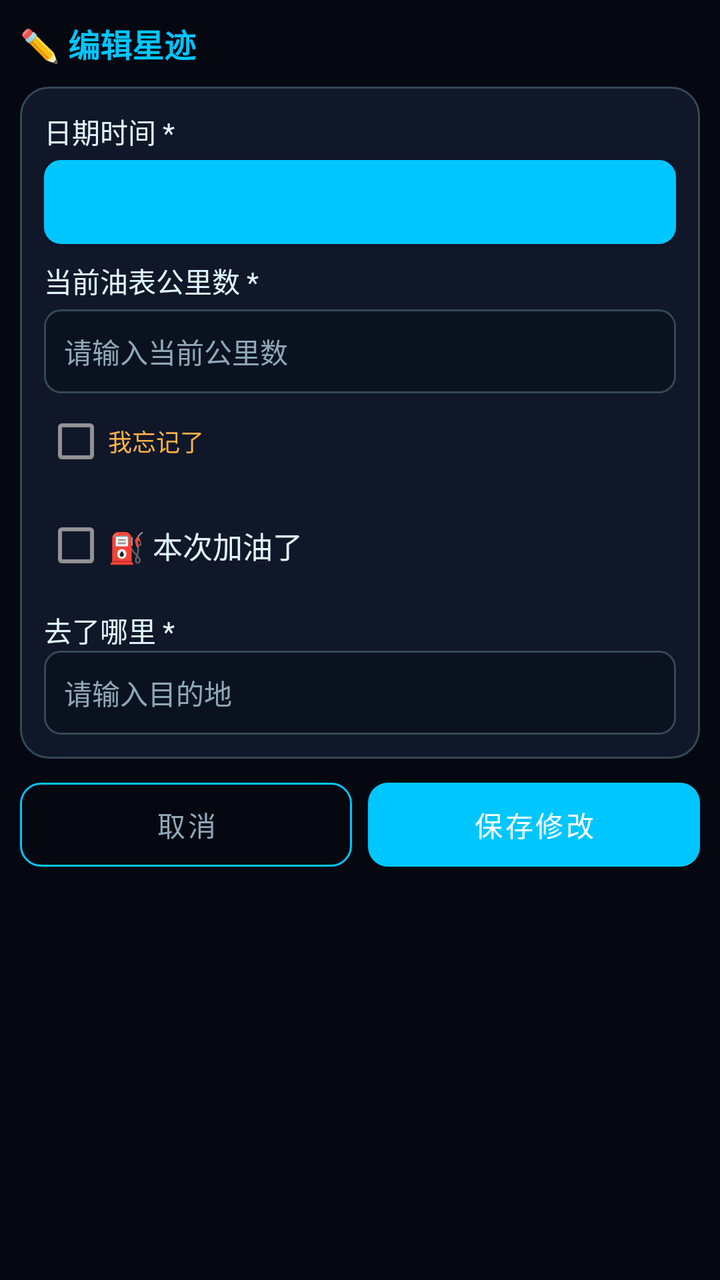
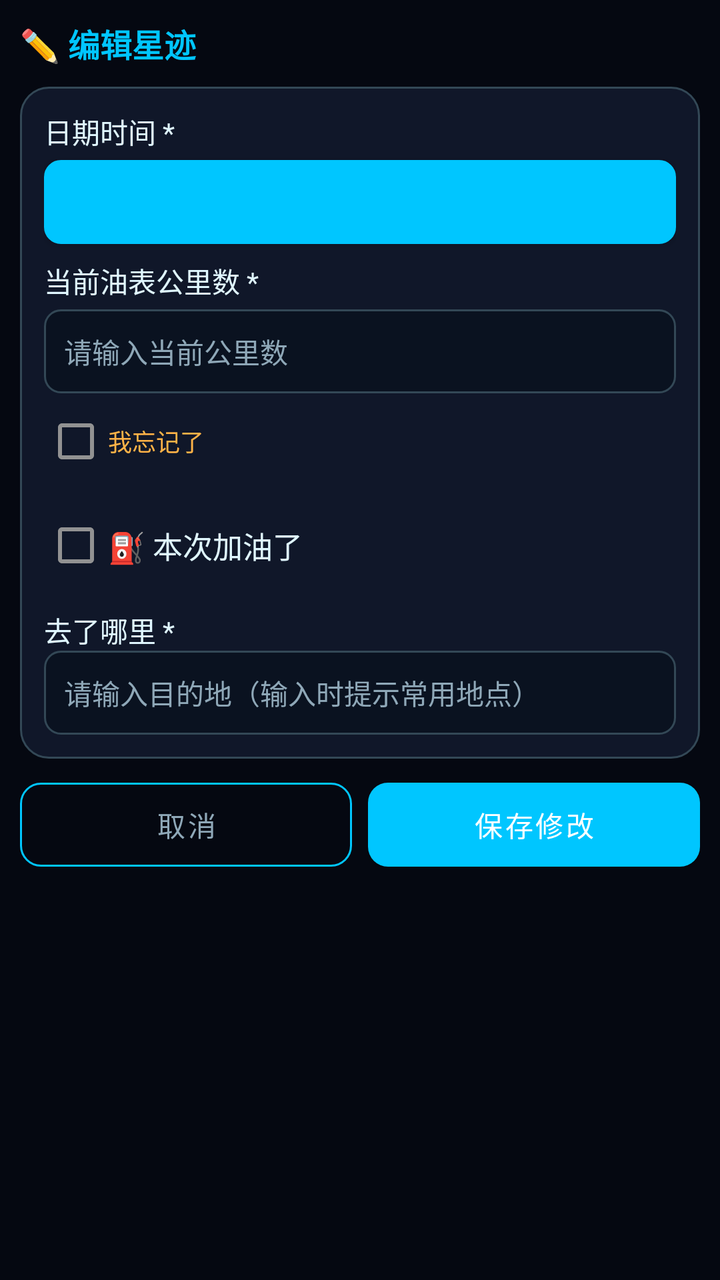

The first picture is an Android layout as it rendered before a commit; the second is the same layout after the commit. The layout source and the unified diff follow.
<!-- AndroidManifest.xml: application theme Theme.YouJiStarMap -->
<!-- res/layout/activity_edit_record.xml -->
<?xml version="1.0" encoding="utf-8"?>
<ScrollView xmlns:android="http://schemas.android.com/apk/res/android"
    android:layout_width="match_parent"
    android:layout_height="match_parent"
    android:fillViewport="true">

    <LinearLayout
        android:layout_width="match_parent"
        android:layout_height="wrap_content"
        android:orientation="vertical"
        android:padding="10dp">

        <TextView style="@style/CardTitle" android:text="✏️ 编辑星迹" />

        <LinearLayout android:layout_width="match_parent" android:layout_height="wrap_content" android:layout_marginTop="10dp" android:background="@drawable/bg_card" android:orientation="vertical">

            <TextView style="@style/LabelText" android:text="日期时间 *" />
            <Button android:id="@+id/editDateBtn" android:layout_width="match_parent" android:layout_height="42dp" android:layout_marginTop="4dp" android:background="@drawable/bg_field" android:gravity="start|center_vertical" android:paddingStart="12dp" android:textColor="@color/light" android:textSize="14sp" />

            <TextView style="@style/LabelText" android:layout_marginTop="8dp" android:text="当前油表公里数 *" />
            <EditText android:id="@+id/editMileageInput" android:layout_width="match_parent" android:layout_height="42dp" android:layout_marginTop="4dp" android:background="@drawable/bg_field" android:hint="请输入当前公里数" android:inputType="number" android:paddingStart="10dp" android:textColor="@color/light" android:textColorHint="@color/muted" android:textSize="14sp" />
            <CheckBox android:id="@+id/editForgotMileageCheck" android:layout_width="wrap_content" android:layout_height="wrap_content" android:text="我忘记了" android:textColor="@color/average" android:textSize="12sp" />
            <TextView android:id="@+id/editMileageError" android:layout_width="match_parent" android:layout_height="wrap_content" android:textColor="@color/poor" android:textSize="12sp" android:visibility="gone" />

            <CheckBox android:id="@+id/editRefuelCheck" android:layout_width="wrap_content" android:layout_height="wrap_content" android:layout_marginTop="4dp" android:text="⛽ 本次加油了" android:textColor="@color/light" android:textSize="15sp" />

            <LinearLayout android:id="@+id/editFuelDetailsLayout" android:layout_width="match_parent" android:layout_height="wrap_content" android:layout_marginTop="6dp" android:background="@drawable/bg_field" android:orientation="vertical" android:padding="10dp" android:visibility="gone">

                <TextView style="@style/LabelText" android:text="加油站名称 *" />
                <EditText android:id="@+id/editGasStationInput" android:layout_width="match_parent" android:layout_height="40dp" android:background="@drawable/bg_field" android:hint="请输入加油站名称" android:inputType="text" android:paddingStart="10dp" android:textColor="@color/light" android:textColorHint="@color/muted" android:textSize="14sp" />
                <CheckBox android:id="@+id/editForgotGasStationCheck" android:layout_width="wrap_content" android:layout_height="wrap_content" android:text="我忘记了" android:textColor="@color/average" android:textSize="12sp" />
                <TextView android:id="@+id/editGasStationError" android:layout_width="match_parent" android:layout_height="wrap_content" android:text="请填写加油站名称" android:textColor="@color/poor" android:textSize="12sp" android:visibility="gone" />

                <TextView style="@style/LabelText" android:layout_marginTop="6dp" android:text="加油量（升）*" />
                <EditText android:id="@+id/editFuelLitersInput" android:layout_width="match_parent" android:layout_height="40dp" android:background="@drawable/bg_field" android:hint="请输入加油量" android:inputType="numberDecimal" android:paddingStart="10dp" android:textColor="@color/light" android:textColorHint="@color/muted" android:textSize="14sp" />
                <CheckBox android:id="@+id/editForgotFuelLitersCheck" android:layout_width="wrap_content" android:layout_height="wrap_content" android:text="我忘记了" android:textColor="@color/average" android:textSize="12sp" />
                <TextView android:id="@+id/editFuelLitersError" android:layout_width="match_parent" android:layout_height="wrap_content" android:text="请填写加油量" android:textColor="@color/poor" android:textSize="12sp" android:visibility="gone" />

                <TextView style="@style/LabelText" android:layout_marginTop="6dp" android:text="加油金额（元）*" />
                <EditText android:id="@+id/editFuelCostInput" android:layout_width="match_parent" android:layout_height="40dp" android:background="@drawable/bg_field" android:hint="请输入加油金额" android:inputType="numberDecimal" android:paddingStart="10dp" android:textColor="@color/light" android:textColorHint="@color/muted" android:textSize="14sp" />
                <CheckBox android:id="@+id/editForgotFuelCostCheck" android:layout_width="wrap_content" android:layout_height="wrap_content" android:text="我忘记了" android:textColor="@color/average" android:textSize="12sp" />
                <TextView android:id="@+id/editFuelCostError" android:layout_width="match_parent" android:layout_height="wrap_content" android:text="请填写加油金额" android:textColor="@color/poor" android:textSize="12sp" android:visibility="gone" />

                <TextView style="@style/LabelText" android:layout_marginTop="6dp" android:text="油品类型 *" />
                <Spinner android:id="@+id/editFuelTypeSpinner" android:layout_width="match_parent" android:layout_height="42dp" android:background="@drawable/bg_field" android:entries="@array/fuel_types" android:spinnerMode="dialog" />
                <CheckBox android:id="@+id/editForgotFuelTypeCheck" android:layout_width="wrap_content" android:layout_height="wrap_content" android:text="我忘记了" android:textColor="@color/average" android:textSize="12sp" />
                <TextView android:id="@+id/editFuelTypeError" android:layout_width="match_parent" android:layout_height="wrap_content" android:text="请选择油品类型" android:textColor="@color/poor" android:textSize="12sp" android:visibility="gone" />

                <TextView style="@style/LabelText" android:layout_marginTop="6dp" android:text="油箱状态" />
                <RadioGroup android:id="@+id/editTankStatusGroup" android:layout_width="match_parent" android:layout_height="wrap_content" android:orientation="horizontal">
                    <RadioButton android:id="@+id/editTankFullRadio" android:layout_width="0dp" android:layout_height="wrap_content" android:layout_weight="1" android:checked="true" android:text="加满" android:textColor="@color/light" android:textSize="13sp" />
                    <RadioButton android:id="@+id/editTankPartialRadio" android:layout_width="0dp" android:layout_height="wrap_content" android:layout_weight="1" android:text="部分加油" android:textColor="@color/light" android:textSize="13sp" />
                </RadioGroup>
            </LinearLayout>

            <TextView style="@style/LabelText" android:layout_marginTop="8dp" android:text="去了哪里 *" />
            <EditText android:id="@+id/editDestinationInput" android:layout_width="match_parent" android:layout_height="42dp" android:background="@drawable/bg_field" android:hint="请输入目的地" android:inputType="text" android:paddingStart="10dp" android:textColor="@color/light" android:textColorHint="@color/muted" android:textSize="14sp" />
            <TextView android:id="@+id/editDestinationError" android:layout_width="match_parent" android:layout_height="wrap_content" android:text="请填写目的地" android:textColor="@color/poor" android:textSize="12sp" android:visibility="gone" />
        </LinearLayout>

        <LinearLayout android:layout_width="match_parent" android:layout_height="wrap_content" android:layout_marginTop="12dp" android:orientation="horizontal">
            <Button android:id="@+id/cancelEditBtn" android:layout_width="0dp" android:layout_height="42dp" android:layout_weight="1" android:background="@drawable/bg_button_ghost" android:text="取消" android:textColor="@color/muted" android:textSize="14sp" />
            <Button android:id="@+id/saveEditBtn" android:layout_width="0dp" android:layout_height="42dp" android:layout_marginStart="8dp" android:layout_weight="1" android:background="@drawable/bg_button_primary" android:text="保存修改" android:textColor="@color/white" android:textSize="14sp" />
        </LinearLayout>
    </LinearLayout>
</ScrollView>
<!-- resources referenced by this layout -->
<resources>
  <string-array name="fuel_types">
          <item>请选择油品类型</item>
          <item>92号汽油</item>
          <item>95号汽油</item>
          <item>98号汽油</item>
          <item>0号柴油</item>
      </string-array>
  <color name="average">#FFB347</color>
  <color name="light">#E0F7FF</color>
  <color name="muted">#8FA8B8</color>
  <color name="poor">#FF3366</color>
  <color name="white">#FFFFFF</color>
  <!-- drawable bg_button_ghost (drawable) -->
  <?xml version="1.0" encoding="utf-8"?>
  <shape xmlns:android="http://schemas.android.com/apk/res/android" android:shape="rectangle">
      <solid android:color="@color/transparent" />
      <stroke android:width="1dp" android:color="@color/primary" />
      <corners android:radius="10dp" />
  </shape>
  <!-- drawable bg_button_primary (drawable) -->
  <?xml version="1.0" encoding="utf-8"?>
  <shape xmlns:android="http://schemas.android.com/apk/res/android" android:shape="rectangle">
      <gradient android:startColor="@color/secondary" android:endColor="@color/primary" android:angle="0" />
      <corners android:radius="10dp" />
  </shape>
  <!-- drawable bg_card (drawable) -->
  <?xml version="1.0" encoding="utf-8"?>
  <shape xmlns:android="http://schemas.android.com/apk/res/android" android:shape="rectangle">
      <solid android:color="@color/card_bg" />
      <stroke android:width="1dp" android:color="@color/card_border" />
      <corners android:radius="14dp" />
      <padding android:left="12dp" android:top="12dp" android:right="12dp" android:bottom="12dp" />
  </shape>
  <!-- drawable bg_field (drawable) -->
  <?xml version="1.0" encoding="utf-8"?>
  <shape xmlns:android="http://schemas.android.com/apk/res/android" android:shape="rectangle">
      <solid android:color="#0A1220" />
      <stroke android:width="1dp" android:color="@color/card_border" />
      <corners android:radius="8dp" />
      <padding android:left="10dp" android:top="8dp" android:right="10dp" android:bottom="8dp" />
  </shape>
  <style name="CardTitle">
          <item name="android:layout_width">wrap_content</item>
          <item name="android:layout_height">wrap_content</item>
          <item name="android:textColor">@color/primary</item>
          <item name="android:textSize">16sp</item>
          <item name="android:textStyle">bold</item>
      </style>
  <style name="LabelText">
          <item name="android:layout_width">wrap_content</item>
          <item name="android:layout_height">wrap_content</item>
          <item name="android:textColor">@color/light</item>
          <item name="android:textSize">14sp</item>
      </style>
  <style name="Theme.YouJiStarMap" parent="Theme.MaterialComponents.NoActionBar">
          <item name="colorPrimary">@color/primary</item>
          <item name="colorPrimaryDark">@color/darker</item>
          <item name="colorAccent">@color/accent</item>
          <item name="android:colorBackground">@color/darker</item>
          <item name="android:textColorPrimary">@color/light</item>
          <item name="android:textColorSecondary">@color/muted</item>
          <item name="android:windowBackground">@color/darker</item>
          <item name="android:statusBarColor">@color/darker</item>
          <item name="android:navigationBarColor">@color/darker</item>
          <item name="android:windowLightStatusBar">false</item>
          <item name="android:fontFamily">sans-serif</item>
      </style>
  <color name="transparent">#00000000</color>
  <color name="primary">#00C6FF</color>
  <color name="secondary">#0072FF</color>
  <color name="card_bg">#101729</color>
  <color name="card_border">#334856</color>
  <color name="darker">#050811</color>
  <color name="accent">#7E42FF</color>
</resources>

<!-- the commit's change to res/layout/activity_edit_record.xml (unified diff, before → after) -->
@@ -54,7 +54,7 @@
             </LinearLayout>
 
             <TextView style="@style/LabelText" android:layout_marginTop="8dp" android:text="去了哪里 *" />
-            <EditText android:id="@+id/editDestinationInput" android:layout_width="match_parent" android:layout_height="42dp" android:background="@drawable/bg_field" android:hint="请输入目的地" android:inputType="text" android:paddingStart="10dp" android:textColor="@color/light" android:textColorHint="@color/muted" android:textSize="14sp" />
+            <AutoCompleteTextView android:id="@+id/editDestinationInput" android:layout_width="match_parent" android:layout_height="42dp" android:background="@drawable/bg_field" android:hint="请输入目的地（输入时提示常用地点）" android:inputType="text" android:paddingStart="10dp" android:textColor="@color/light" android:textColorHint="@color/muted" android:textSize="14sp" android:completionThreshold="1" android:dropDownHeight="180dp" />
             <TextView android:id="@+id/editDestinationError" android:layout_width="match_parent" android:layout_height="wrap_content" android:text="请填写目的地" android:textColor="@color/poor" android:textSize="12sp" android:visibility="gone" />
         </LinearLayout>
 
<!-- resource entries referenced after the edit -->
@@ -2,10 +2,12 @@
 <resources>
   <string-array name="fuel_types">
           <item>请选择油品类型</item>
+          <item>89号汽油</item>
           <item>92号汽油</item>
           <item>95号汽油</item>
           <item>98号汽油</item>
           <item>0号柴油</item>
+          <item>-10号柴油</item>
       </string-array>
   <color name="average">#FFB347</color>
   <color name="light">#E0F7FF</color>
